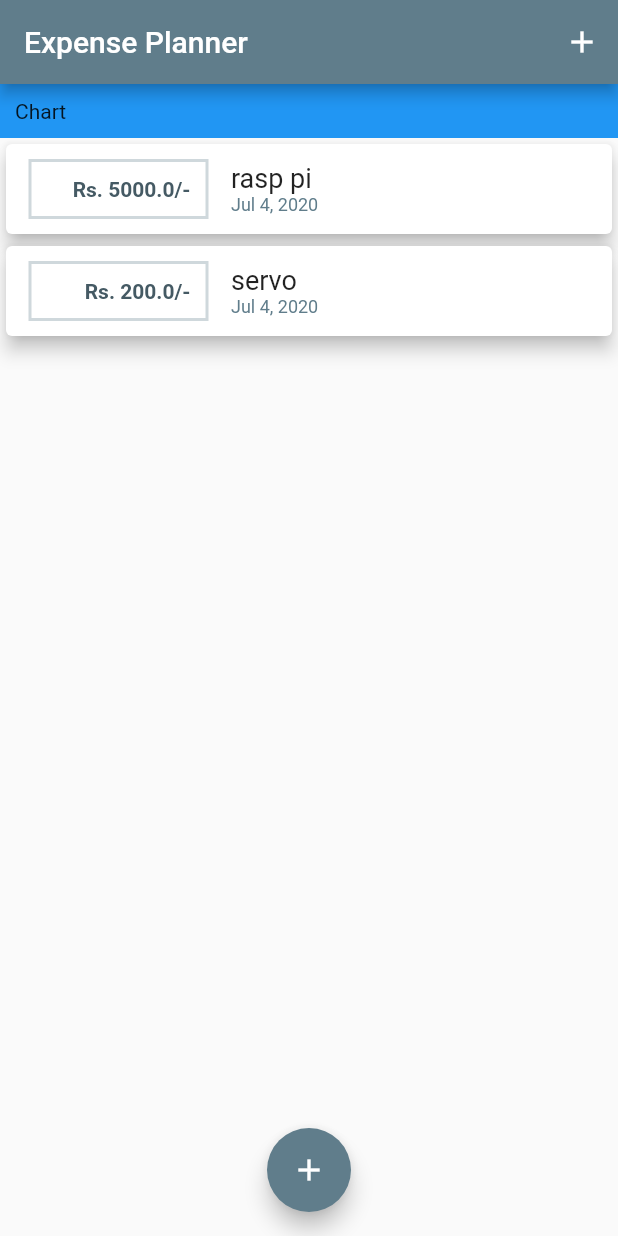
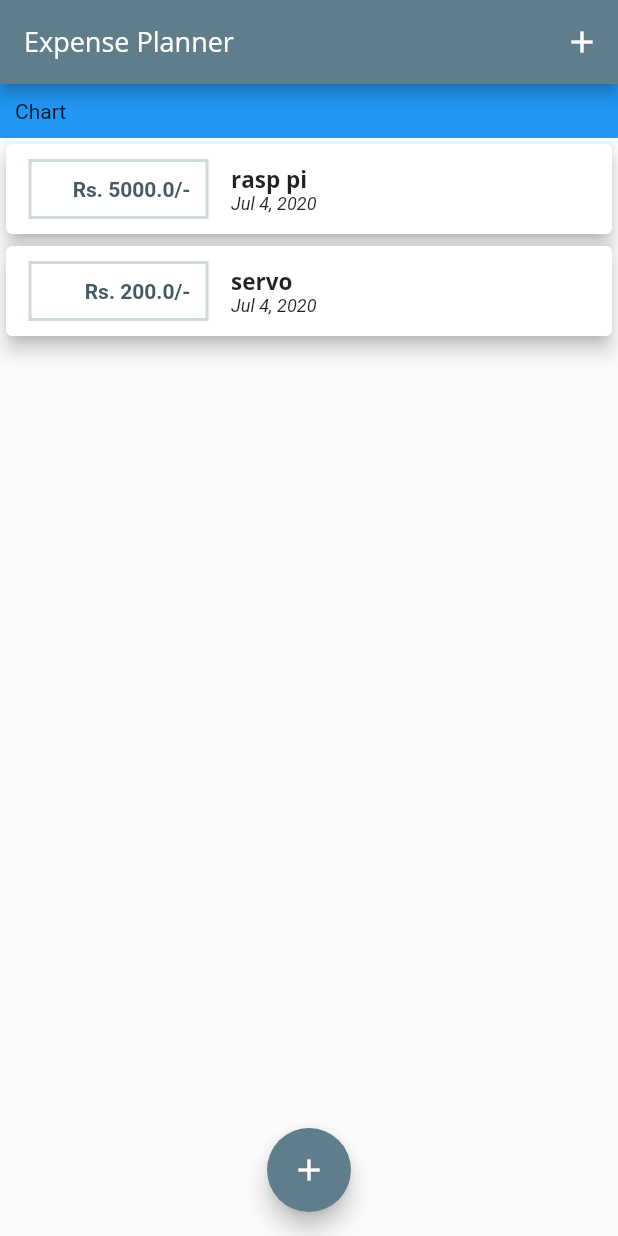
Before and after one commit to falcolf/Expense-Planner, a Flutter app: the screen it shows after launch, on a phone screen of 412 x 824 dp. Run offline on Flutter 3.47's test engine with Material 2 defaults, Android fonts, the phone set to English and light mode, and no system bars.

Commit message:
Added font theme and styling

```diff
--- a/lib/main.dart
+++ b/lib/main.dart
@@ -14,6 +14,21 @@ class MyApp extends StatelessWidget {
       theme: ThemeData(
         primarySwatch: Colors.blueGrey,
         visualDensity: VisualDensity.adaptivePlatformDensity,
+        fontFamily: 'Quicksand',
+        appBarTheme: AppBarTheme(
+            textTheme: ThemeData.light().textTheme.copyWith(
+              headline6: TextStyle(
+                fontFamily: 'OpenSans',
+                fontSize: 18,
+              )
+            )),
+        textTheme: ThemeData.light().textTheme.copyWith(
+          headline6: TextStyle(
+            fontSize: 15,
+            fontFamily: 'OpenSans',
+            fontWeight: FontWeight.bold,
+          )
+        )
       ),
       home: MyHomePage('Expense Planner'),
     );
--- a/lib/widgets/transaction_list.dart
+++ b/lib/widgets/transaction_list.dart
@@ -40,8 +40,8 @@ class TransactionList extends StatelessWidget {
                 Column(
                   crossAxisAlignment: CrossAxisAlignment.start,
                   children: <Widget>[
-                    Text(transactions[index].title, style: TextStyle(fontSize: 18)),
-                    Text(DateFormat.yMMMd().format(transactions[index].date), style: TextStyle(fontSize: 12, color: Colors.blueGrey))
+                    Text(transactions[index].title, style: Theme.of(context).textTheme.headline6),
+                    Text(DateFormat.yMMMd().format(transactions[index].date), style: TextStyle(fontSize: 12, fontStyle: FontStyle.italic))
                   ],
                 ),
               ],
```
Also changed, not shown: pubspec.yaml (+15 -11 lines).
